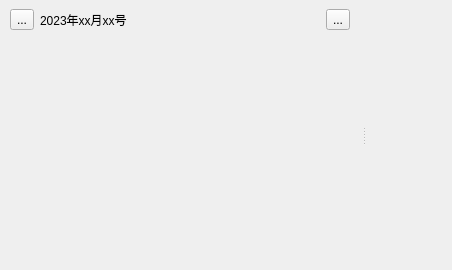
First picture: the form in App/widgets/checkinwidget.ui, repository kevinWu7/LifeNote, before the edit.
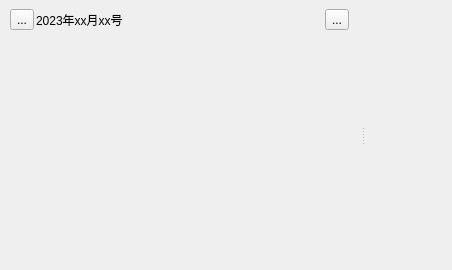
Second picture: the form after the edit. Custom widgets are drawn as their Qt base class.

Commit message: adjust UI for spacing

```diff
--- a/App/widgets/checkinwidget.ui
+++ b/App/widgets/checkinwidget.ui
@@ -87,7 +87,7 @@
              <item>
               <layout class="QHBoxLayout" name="leftTitleStatus">
                <property name="spacing">
-                <number>-1</number>
+                <number>2</number>
                </property>
                <item>
                 <widget class="QToolButton" name="iconBtn">
```
The commit also changes 1 other file.
